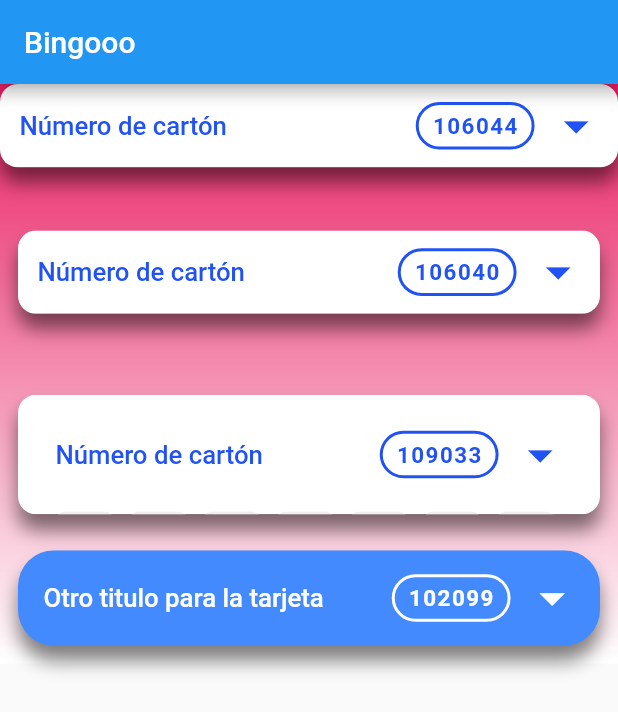
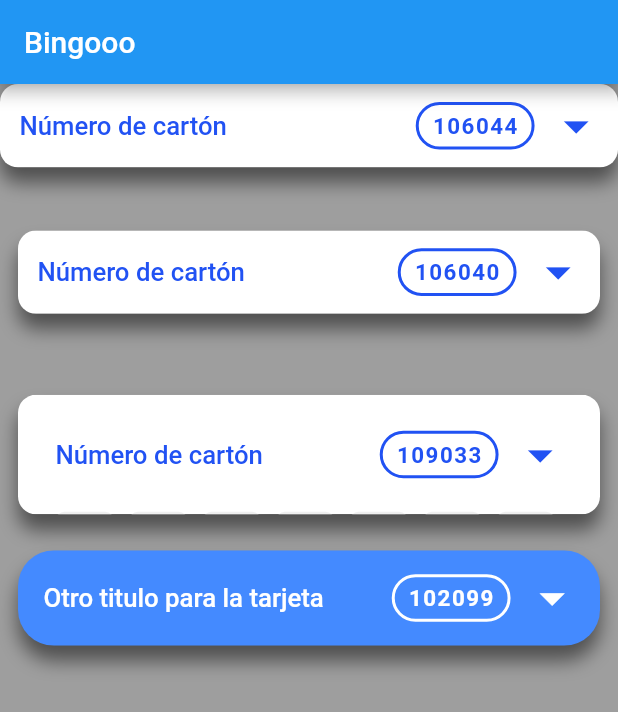
Before and after one commit to flourdes/folding_cardboard, a Flutter app: the screen it shows after launch, on a phone screen of 412 x 824 dp. Shown: the top 712 px of the screen. Run offline on Flutter 3.47's test engine with Material 2 defaults, Android fonts, the phone set to English and light mode, and no system bars.

Commit message:
Update
Cambio background, dont touch esta ramita

```diff
--- a/lib/view.dart
+++ b/lib/view.dart
@@ -46,19 +46,11 @@ class _ViewState extends State<View> {
     LotteryTicketModel lotteryTicketD =
         LotteryTicketModel(number: 102099, numberList: _numbersList());
     return Scaffold(
+      backgroundColor: Colors.grey,
       appBar: AppBar(
         title: const Text("Bingooo"),
       ),
-      body: Container(
-        decoration: const BoxDecoration(
-          color: Colors.grey, //Colors.white38
-          gradient: LinearGradient(
-            colors: [Colors.pink,Colors.white],
-            begin: FractionalOffset.topCenter,
-            end: FractionalOffset.bottomCenter,
-          )
-        ),
-        child: SingleChildScrollView(
+      body: SingleChildScrollView(
         child: Column(
           crossAxisAlignment: CrossAxisAlignment.center,
           children: [
@@ -99,7 +91,6 @@ class _ViewState extends State<View> {
           ],
         ),
       ),
-      ),
     );
   }
 }
```
Lines whose indentation alone changed are shown as unchanged.
